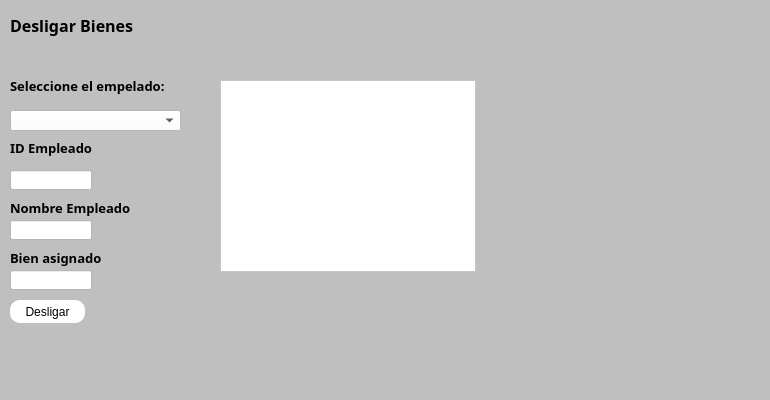
rvqzs/tresPatitos, file src/052_desligar_bienes.ui: the form before one commit.
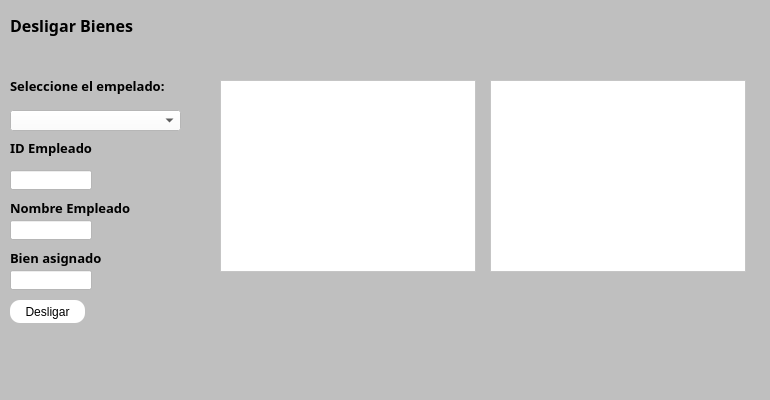
The form after the commit. Icons and pictures are not drawn.

Diff of the .ui file:
```diff
--- a/src/052_desligar_bienes.ui
+++ b/src/052_desligar_bienes.ui
@@ -241,6 +241,25 @@
     <string>ID Empleado</string>
    </property>
   </widget>
+  <widget class="QTableWidget" name="tblDesligar2">
+   <property name="geometry">
+    <rect>
+     <x>490</x>
+     <y>80</y>
+     <width>256</width>
+     <height>192</height>
+    </rect>
+   </property>
+   <property name="styleSheet">
+    <string notr="true">background-color: rgb(255, 255, 255);</string>
+   </property>
+   <property name="editTriggers">
+    <set>QAbstractItemView::NoEditTriggers</set>
+   </property>
+   <property name="selectionBehavior">
+    <enum>QAbstractItemView::SelectRows</enum>
+   </property>
+  </widget>
  </widget>
  <resources/>
  <connections/>
```
